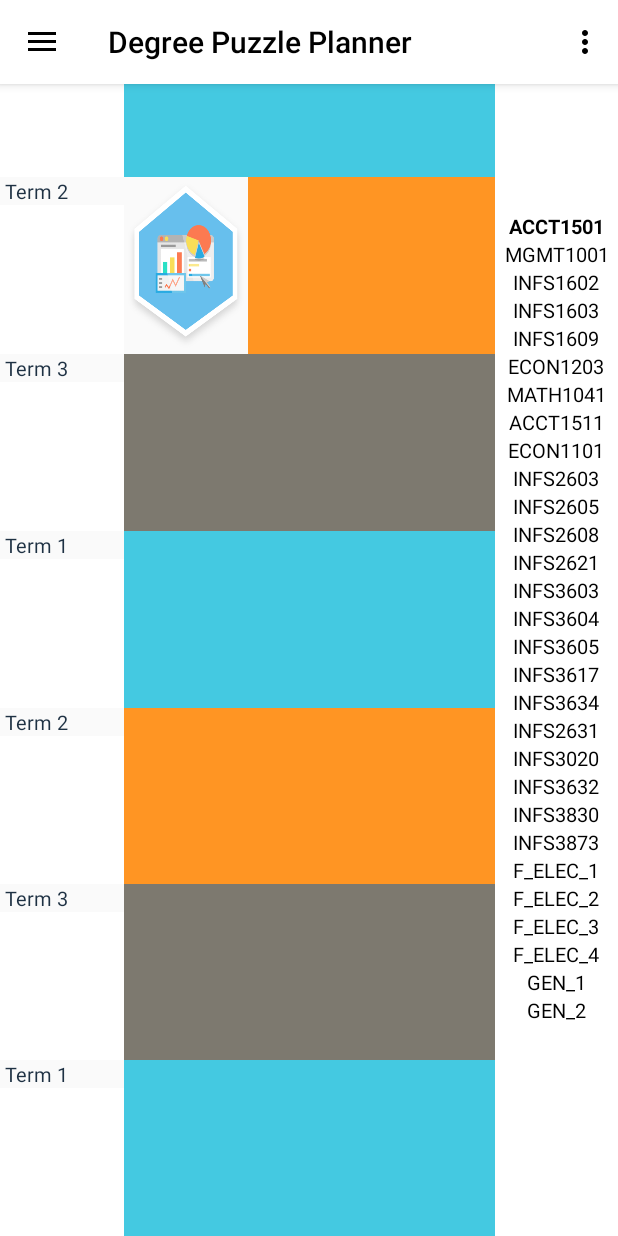
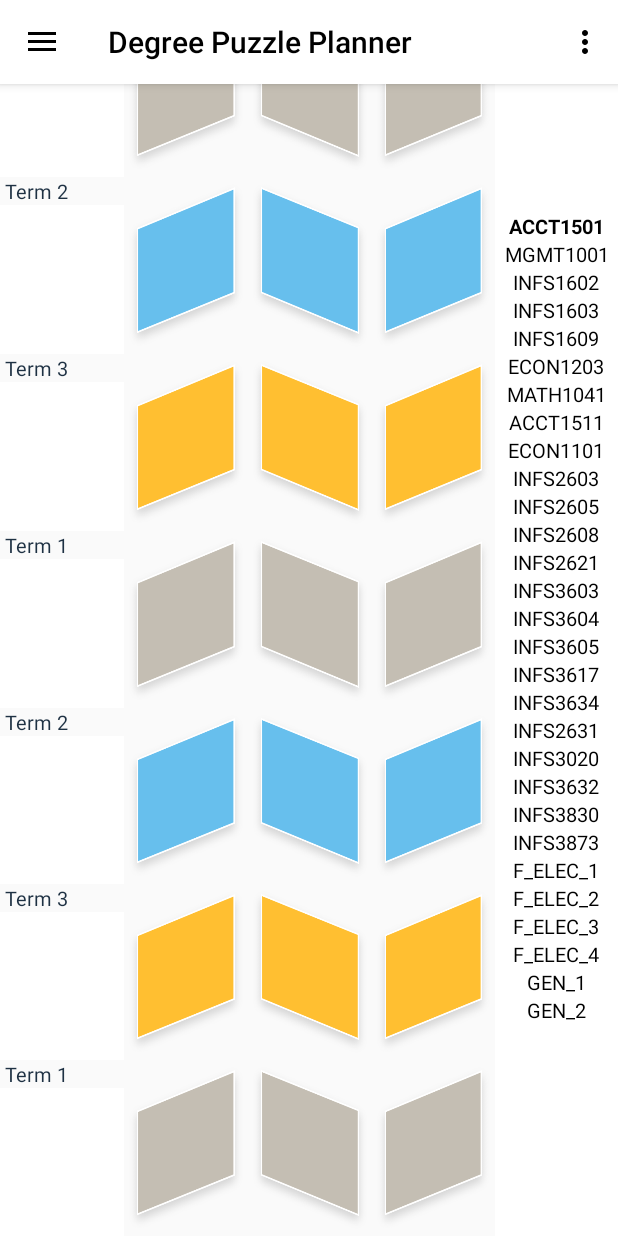
Before and after one commit to faithwlin/GradLink, an Android app: the PuzzlePlannerActivity screen opened directly, with no data from a screen before it, on a phone screen of 412 x 824 dp. Run offline under Robolectric (Android 15) with nearby library versions, the phone set to English and light mode, and no system bars.

Commit message:
best version of the degree planner

```diff
--- a/app/src/main/res/layout/activity_puzzle_planner.xml
+++ b/app/src/main/res/layout/activity_puzzle_planner.xml
@@ -1,11 +1,12 @@
 <?xml version="1.0" encoding="utf-8"?>
-<LinearLayout xmlns:android="http://schemas.android.com/apk/res/android"
+
+    <LinearLayout
+        xmlns:android="http://schemas.android.com/apk/res/android"
         xmlns:tools="http://schemas.android.com/tools"
         android:layout_width="match_parent"
-    android:layout_height="match_parent"
+        android:layout_height="wrap_content"
         android:orientation="horizontal"
         tools:context=".PuzzlePlannerActivity">
-
 
         <LinearLayout
             android:id="@+id/col0"
@@ -164,7 +165,7 @@
                 android:layout_width="match_parent"
                 android:layout_height="match_parent"
                 android:layout_weight="1"
-            android:background="#44c9e1"
+                android:background="@drawable/greyup"
                 android:gravity="center"
                 android:orientation="vertical" />
 
@@ -173,7 +174,7 @@
                 android:layout_width="match_parent"
                 android:layout_height="match_parent"
                 android:layout_weight="1"
-            android:background="@drawable/eight"
+                android:background="@drawable/blueup"
                 android:gravity="center"
                 android:orientation="vertical" />
 
@@ -182,7 +183,7 @@
                 android:layout_width="match_parent"
                 android:layout_height="match_parent"
                 android:layout_weight="1"
-            android:background="#7d796f"
+                android:background="@drawable/yellowup"
                 android:gravity="center"
                 android:orientation="vertical" />
 
@@ -191,7 +192,7 @@
                 android:layout_width="match_parent"
                 android:layout_height="match_parent"
                 android:layout_weight="1"
-            android:background="#44c9e1"
+                android:background="@drawable/greyup"
                 android:gravity="center"
                 android:orientation="vertical" />
 
@@ -200,7 +201,7 @@
                 android:layout_width="match_parent"
                 android:layout_height="match_parent"
                 android:layout_weight="1"
-            android:background="#ff9523"
+                android:background="@drawable/blueup"
                 android:gravity="center"
                 android:orientation="vertical" />
 
@@ -209,7 +210,7 @@
                 android:layout_width="match_parent"
                 android:layout_height="match_parent"
                 android:layout_weight="1"
-            android:background="#7d796f"
+                android:background="@drawable/yellowup"
                 android:gravity="center"
                 android:orientation="vertical" />
 
@@ -218,7 +219,7 @@
                 android:layout_width="match_parent"
                 android:layout_height="match_parent"
                 android:layout_weight="1"
-            android:background="#44c9e1"
+                android:background="@drawable/greyup"
                 android:gravity="center"
                 android:orientation="vertical" />
         </LinearLayout>
@@ -236,7 +237,7 @@
                 android:layout_width="match_parent"
                 android:layout_height="match_parent"
                 android:layout_weight="1"
-            android:background="#44c9e1"
+                android:background="@drawable/greydown"
                 android:gravity="center"
                 android:orientation="vertical" />
 
@@ -245,7 +246,7 @@
                 android:layout_width="match_parent"
                 android:layout_height="match_parent"
                 android:layout_weight="1"
-            android:background="#ff9523"
+                android:background="@drawable/bluedown"
                 android:gravity="center"
                 android:orientation="vertical" />
 
@@ -255,7 +256,7 @@
                 android:layout_width="match_parent"
                 android:layout_height="match_parent"
                 android:layout_weight="1"
-            android:background="#7d796f"
+                android:background="@drawable/yellowdown"
                 android:gravity="center"
                 android:orientation="vertical" />
 
@@ -264,7 +265,7 @@
                 android:layout_width="match_parent"
                 android:layout_height="match_parent"
                 android:layout_weight="1"
-            android:background="#44c9e1"
+                android:background="@drawable/greydown"
                 android:gravity="center"
                 android:orientation="vertical" />
 
@@ -273,7 +274,7 @@
                 android:layout_width="match_parent"
                 android:layout_height="match_parent"
                 android:layout_weight="1"
-            android:background="#ff9523"
+                android:background="@drawable/bluedown"
                 android:gravity="center"
                 android:orientation="vertical" />
 
@@ -282,7 +283,7 @@
                 android:layout_width="match_parent"
                 android:layout_height="match_parent"
                 android:layout_weight="1"
-            android:background="#7d796f"
+                android:background="@drawable/yellowdown"
                 android:gravity="center"
                 android:orientation="vertical" />
 
@@ -291,7 +292,7 @@
                 android:layout_width="match_parent"
                 android:layout_height="match_parent"
                 android:layout_weight="1"
-            android:background="#44c9e1"
+                android:background="@drawable/greydown"
                 android:gravity="center"
                 android:orientation="vertical" />
 
@@ -310,7 +311,7 @@
                 android:layout_width="match_parent"
                 android:layout_height="match_parent"
                 android:layout_weight="1"
-            android:background="#44c9e1"
+                android:background="@drawable/greyup"
                 android:gravity="center"
                 android:orientation="vertical" />
 
@@ -319,7 +320,7 @@
                 android:layout_width="match_parent"
                 android:layout_height="match_parent"
                 android:layout_weight="1"
-            android:background="#ff9523"
+                android:background="@drawable/blueup"
                 android:gravity="center"
                 android:orientation="vertical" />
 
@@ -328,7 +329,7 @@
                 android:layout_width="match_parent"
                 android:layout_height="match_parent"
                 android:layout_weight="1"
-            android:background="#7d796f"
+                android:background="@drawable/yellowup"
                 android:gravity="center"
                 android:orientation="vertical" />
 
@@ -337,7 +338,7 @@
                 android:layout_width="match_parent"
                 android:layout_height="match_parent"
                 android:layout_weight="1"
-            android:background="#44c9e1"
+                android:background="@drawable/greyup"
                 android:gravity="center"
                 android:orientation="vertical" />
 
@@ -346,7 +347,7 @@
                 android:layout_width="match_parent"
                 android:layout_height="match_parent"
                 android:layout_weight="1"
-            android:background="#ff9523"
+                android:background="@drawable/blueup"
                 android:gravity="center"
                 android:orientation="vertical" />
 
@@ -355,7 +356,7 @@
                 android:layout_width="match_parent"
                 android:layout_height="match_parent"
                 android:layout_weight="1"
-            android:background="#7d796f"
+                android:background="@drawable/yellowup"
                 android:gravity="center"
                 android:orientation="vertical" />
 
@@ -364,7 +365,7 @@
                 android:layout_width="match_parent"
                 android:layout_height="match_parent"
                 android:layout_weight="1"
-            android:background="#44c9e1"
+                android:background="@drawable/greyup"
                 android:gravity="center"
                 android:orientation="vertical" />
         </LinearLayout>
```
Also changed, not shown: app/src/main/res/drawable/bluedown.png (added), app/src/main/res/drawable/blueup.png (added), app/src/main/res/drawable/greydown.png (added), app/src/main/res/drawable/greyup.png (added), app/src/main/res/drawable/yellowdown.png (added), app/src/main/res/drawable/yellowup.png (added). Lines whose indentation alone changed are shown as unchanged.
